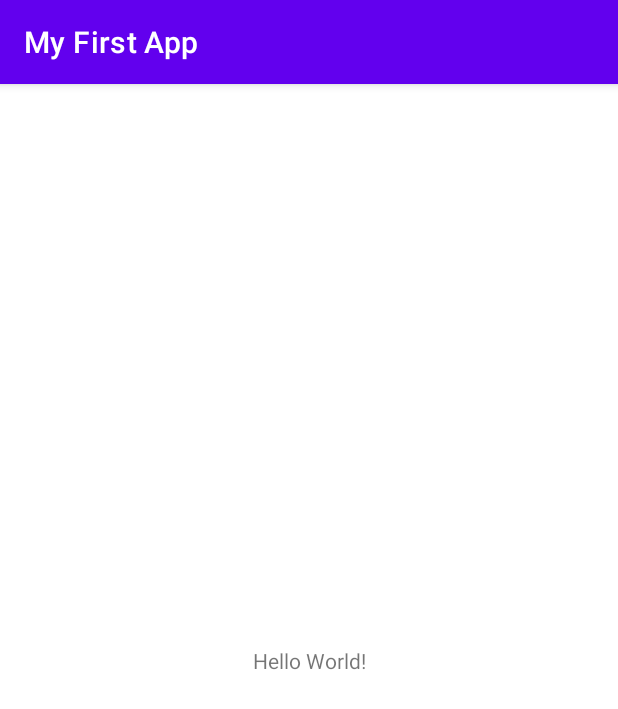
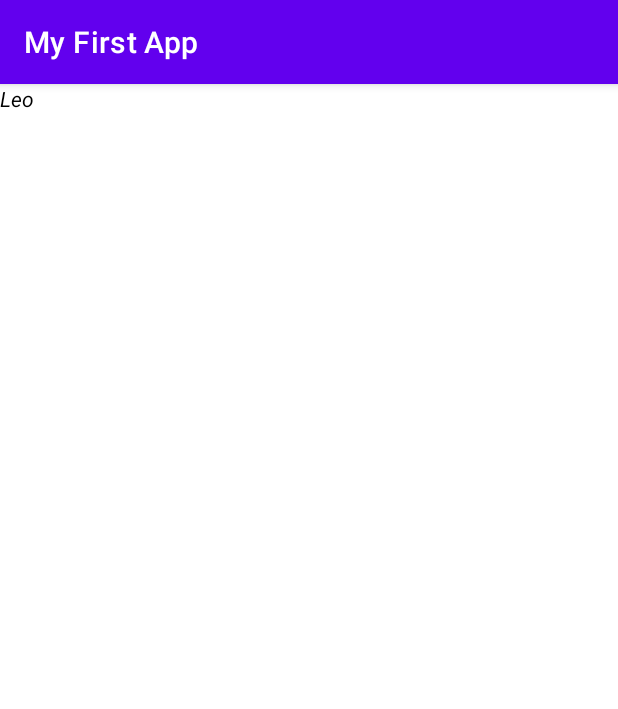
Before and after one commit to Leith14/Android-Beginner, an Android app: the screen it shows after launch (MainActivity), on a phone screen of 412 x 824 dp. Shown: the top 709 px of the screen. Run offline under Robolectric (Android 15) with nearby library versions, the phone set to English and light mode, and no system bars.

Commit message:
textview01_1019

```diff
--- a/app/src/main/AndroidManifest.xml
+++ b/app/src/main/AndroidManifest.xml
@@ -4,9 +4,9 @@
 
     <application
         android:allowBackup="true"
-        android:icon="@mipmap/ic_launcher"
+        android:icon="@drawable/ic_launcher_background"
         android:label="@string/app_name"
-        android:roundIcon="@mipmap/ic_launcher_round"
+        android:roundIcon="@drawable/ic_launcher_foreground"
         android:supportsRtl="true"
         android:theme="@style/Theme.MyFirstApp">
         <activity android:name=".MainActivity">
--- a/app/src/main/java/com/example/myfirstapp/MainActivity.java
+++ b/app/src/main/java/com/example/myfirstapp/MainActivity.java
@@ -3,6 +3,8 @@ package com.example.myfirstapp;
 import androidx.appcompat.app.AppCompatActivity;
 
 import android.os.Bundle;
+import android.view.View;
+import android.widget.TextView;
 
 public class MainActivity extends AppCompatActivity {
 
@@ -10,5 +12,8 @@ public class MainActivity extends AppCompatActivity {
     protected void onCreate(Bundle savedInstanceState) {
         super.onCreate(savedInstanceState);
         setContentView(R.layout.activity_main);
+
+        TextView tv_one = findViewById(R.id.tv_one);
+        tv_one.setText("Leo");
     }
 }
--- a/app/src/main/res/layout/activity_main.xml
+++ b/app/src/main/res/layout/activity_main.xml
@@ -1,18 +1,18 @@
 <?xml version="1.0" encoding="utf-8"?>
-<androidx.constraintlayout.widget.ConstraintLayout xmlns:android="http://schemas.android.com/apk/res/android"
-    xmlns:app="http://schemas.android.com/apk/res-auto"
+<LinearLayout xmlns:android="http://schemas.android.com/apk/res/android"
     xmlns:tools="http://schemas.android.com/tools"
     android:layout_width="match_parent"
     android:layout_height="match_parent"
-    tools:context=".MainActivity">
+    android:orientation="vertical"
+    tools:ignore="ExtraText">
 
     <TextView
-        android:layout_width="wrap_content"
-        android:layout_height="wrap_content"
-        android:text="Hello World!"
-        app:layout_constraintBottom_toBottomOf="parent"
-        app:layout_constraintLeft_toLeftOf="parent"
-        app:layout_constraintRight_toRightOf="parent"
-        app:layout_constraintTop_toTopOf="parent" />
 
-</androidx.constraintlayout.widget.ConstraintLayout>
+        android:id="@+id/tv_one"
+        android:text="想学"
+        android:textStyle="italic"
+        android:textColor="#FF000000"
+        android:layout_width="200dp"
+        android:layout_height="200dp"/>
+
+</LinearLayout>
```
Also changed, not shown: app/build.gradle (+4 -4 lines), build.gradle (+13 -4 lines).
